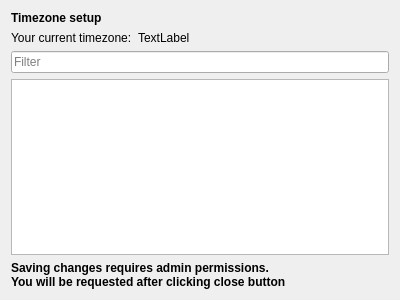
Above: lxqt-admin-time/timezone.ui from lxqt/lxqt-admin before the change. Below: the same form after it.
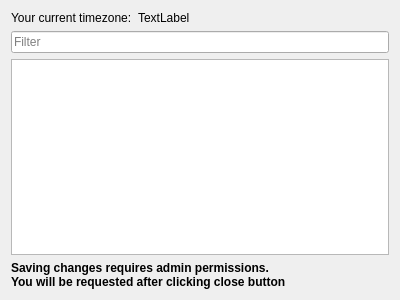
That is the form after the change.

Commit message: Removed invisible dialog titles. Updated template. Added german translation.

```diff
--- a/lxqt-admin-time/timezone.ui
+++ b/lxqt-admin-time/timezone.ui
@@ -14,19 +14,6 @@
    <string>Form</string>
   </property>
   <layout class="QVBoxLayout" name="verticalLayout">
-   <item>
-    <widget class="QLabel" name="label_3">
-     <property name="font">
-      <font>
-       <weight>75</weight>
-       <bold>true</bold>
-      </font>
-     </property>
-     <property name="text">
-      <string>Timezone setup</string>
-     </property>
-    </widget>
-   </item>
    <item>
     <layout class="QFormLayout" name="formLayout">
      <item row="0" column="0">
```
Left out of the diff: 3 changed lines with no effect on the pictures. The commit also changes 5 other files.
